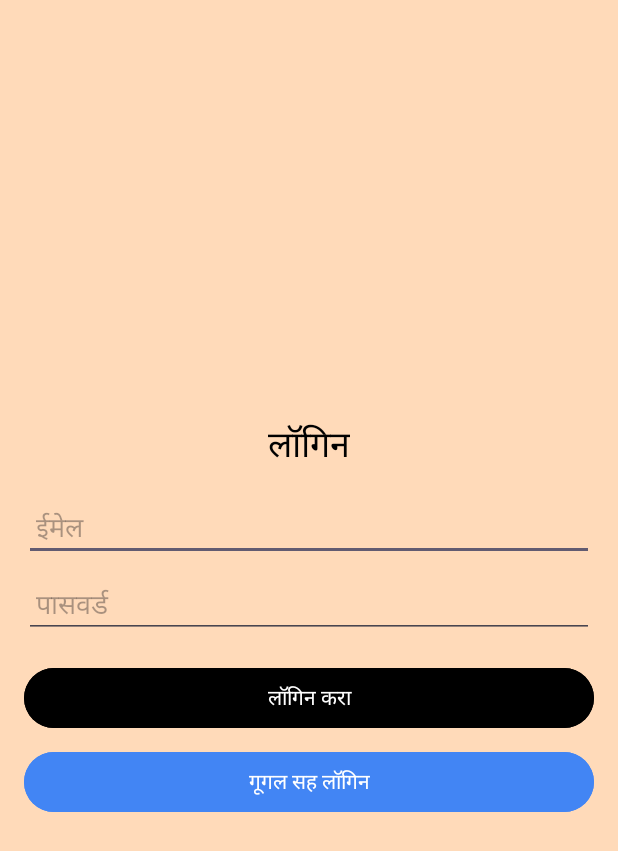
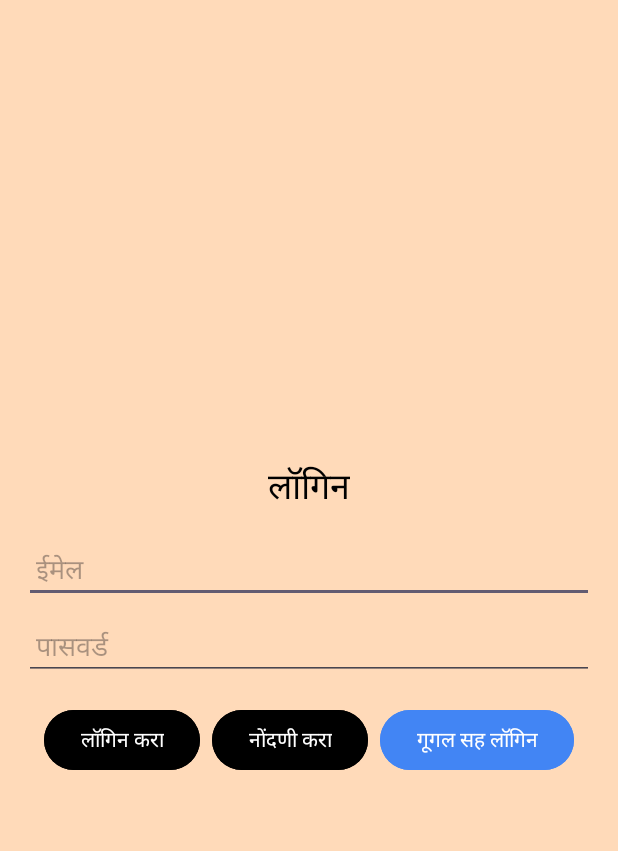
Before and after one commit to sanket96s/Grampanchayat-application, an Android app: the screen it shows after launch (LoginActivity), on a phone screen of 412 x 824 dp. Shown: the top 851 px of the screen. Run offline under Robolectric (Android 15) with nearby library versions, the phone set to English and light mode, and no system bars; our stand-ins replace Firebase (no records; nobody signed in at launch, a user with empty details on screens opened directly).

```diff
--- a/app/build.gradle.kts
+++ b/app/build.gradle.kts
@@ -54,4 +54,5 @@ dependencies {
     implementation ("com.google.android.gms:play-services-auth:19.0.0")
     implementation ("com.google.android.material:material:1.8.0")
     implementation ("com.squareup.picasso:picasso:2.71828")
+    implementation ("com.google.android.material:material:1.8.0")
 }
--- a/app/src/main/AndroidManifest.xml
+++ b/app/src/main/AndroidManifest.xml
@@ -30,6 +30,7 @@
 
         <activity android:name=".LoginActivity" />
         <activity android:name=".MainPageActivity" />
+        <activity android:name=".TaxPayActivity"></activity>
     </application>
 
 </manifest>
--- a/app/src/main/java/com/example/grampanchayatkouthaliapk/LoginActivity.java
+++ b/app/src/main/java/com/example/grampanchayatkouthaliapk/LoginActivity.java
@@ -80,7 +80,6 @@ public class LoginActivity extends AppCompatActivity {
                     } else {
                         // If sign in fails, display a message to the user.
                         Log.w(TAG, "signInWithEmail:failure", task.getException());
-                        Toast.makeText(LoginActivity.this, "Authentication failed.", Toast.LENGTH_SHORT).show();
                     }
                 });
     }
@@ -104,7 +103,6 @@ public class LoginActivity extends AppCompatActivity {
             } catch (ApiException e) {
                 // Google Sign In failed, update UI appropriately
                 Log.w(TAG, "Google sign in failed", e);
-                Toast.makeText(this, "Google sign-in failed.", Toast.LENGTH_SHORT).show();
             }
         }
     }
@@ -125,7 +123,6 @@ public class LoginActivity extends AppCompatActivity {
                     } else {
                         // If sign in fails, display a message to the user.
                         Log.w(TAG, "signInWithCredential:failure", task.getException());
-                        Toast.makeText(this, "Authentication Failed.", Toast.LENGTH_SHORT).show();
                     }
                 });
     }
--- a/app/src/main/res/layout/login_main.xml
+++ b/app/src/main/res/layout/login_main.xml
@@ -37,20 +37,36 @@
             android:padding="8dp"
             android:layout_marginBottom="16dp"/>
 
+        <LinearLayout
+            android:layout_width="match_parent"
+            android:layout_height="wrap_content"
+            android:orientation="horizontal"
+            android:gravity="center_horizontal">
+
                 <Button
                     android:id="@+id/login_button"
-            android:layout_width="match_parent"
+                    android:layout_width="wrap_content"
                     android:layout_height="wrap_content"
                     android:text="लॉगिन करा"
                     android:backgroundTint="#000000"
                     android:textColor="#FFFFFF"
-            android:layout_marginBottom="8dp"/>
+                    android:layout_marginEnd="8dp"/>
+
+                <Button
+                    android:id="@+id/register_button"
+                    android:layout_width="wrap_content"
+                    android:layout_height="wrap_content"
+                    android:text="नोंदणी करा"
+                    android:backgroundTint="#000000"
+                    android:textColor="#FFFFFF"/>
 
                 <Button
                     android:id="@+id/google_sign_in_button"
-            android:layout_width="match_parent"
+                    android:layout_width="wrap_content"
                     android:layout_height="wrap_content"
                     android:text="गूगल सह लॉगिन"
                     android:backgroundTint="#4285F4"
-            android:textColor="#FFFFFF"/>
+                    android:textColor="#FFFFFF"
+                    android:layout_marginStart="8dp"/>
         </LinearLayout>
+</LinearLayout>
--- a/app/src/main/res/values/colors.xml
+++ b/app/src/main/res/values/colors.xml
@@ -2,5 +2,5 @@
 <resources>
     <color name="black">#FF000000</color>
     <color name="white">#FFFFFFFF</color>
-<!--    <color name="boxColor">#D9D9D9</color>-->
+    <color name="colorPrimary">#FF6200EE</color>
 </resources>
```
Also changed, not shown: app/src/main/java/com/example/grampanchayatkouthaliapk/MainPageActivity.java (+9 -0 lines), app/src/main/java/com/example/grampanchayatkouthaliapk/MainActivity.java (line endings or trailing spaces), 1 other file. Lines whose indentation alone changed are shown as unchanged.
